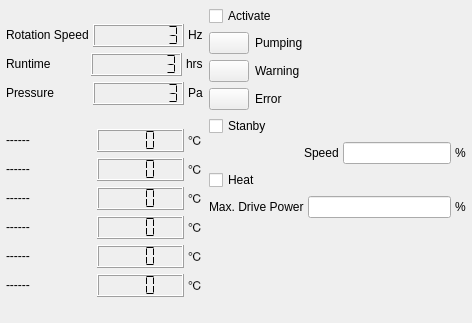
northriv/KAME, file modules/pumpcontroller/pumpcontrollerform.ui: the form before one commit.
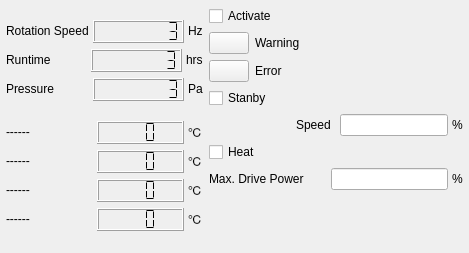
The form after the commit.

The edit to the form file:
```diff
--- a/modules/pumpcontroller/pumpcontrollerform.ui
+++ b/modules/pumpcontroller/pumpcontrollerform.ui
@@ -6,8 +6,8 @@
    <rect>
     <x>0</x>
     <y>0</y>
-    <width>472</width>
-    <height>323</height>
+    <width>469</width>
+    <height>253</height>
    </rect>
   </property>
   <property name="windowTitle">
@@ -516,140 +516,6 @@
           </item>
          </layout>
         </item>
-        <item>
-         <layout class="QHBoxLayout" name="_9">
-          <property name="spacing">
-           <number>4</number>
-          </property>
-          <item>
-           <widget class="QLabel" name="m_lblTemp5">
-            <property name="sizePolicy">
-             <sizepolicy hsizetype="Preferred" vsizetype="Fixed">
-              <horstretch>0</horstretch>
-              <verstretch>0</verstretch>
-             </sizepolicy>
-            </property>
-            <property name="text">
-             <string>------</string>
-            </property>
-            <property name="wordWrap">
-             <bool>false</bool>
-            </property>
-           </widget>
-          </item>
-          <item>
-           <widget class="QLCDNumber" name="m_lcdTemp5">
-            <property name="frameShape">
-             <enum>QFrame::Box</enum>
-            </property>
-            <property name="frameShadow">
-             <enum>QFrame::Raised</enum>
-            </property>
-            <property name="smallDecimalPoint">
-             <bool>false</bool>
-            </property>
-            <property name="digitCount">
-             <number>3</number>
-            </property>
-            <property name="mode">
-             <enum>QLCDNumber::Dec</enum>
-            </property>
-            <property name="segmentStyle">
-             <enum>QLCDNumber::Flat</enum>
-            </property>
-            <property name="value" stdset="0">
-             <double>0.000000000000000</double>
-            </property>
-            <property name="intValue" stdset="0">
-             <number>0</number>
-            </property>
-           </widget>
-          </item>
-          <item>
-           <widget class="QLabel" name="textLabel12_3">
-            <property name="sizePolicy">
-             <sizepolicy hsizetype="Fixed" vsizetype="Fixed">
-              <horstretch>0</horstretch>
-              <verstretch>0</verstretch>
-             </sizepolicy>
-            </property>
-            <property name="text">
-             <string>℃</string>
-            </property>
-            <property name="wordWrap">
-             <bool>false</bool>
-            </property>
-           </widget>
-          </item>
-         </layout>
-        </item>
-        <item>
-         <layout class="QHBoxLayout" name="_10">
-          <property name="spacing">
-           <number>4</number>
-          </property>
-          <item>
-           <widget class="QLabel" name="m_lblTemp6">
-            <property name="sizePolicy">
-             <sizepolicy hsizetype="Preferred" vsizetype="Fixed">
-              <horstretch>0</horstretch>
-              <verstretch>0</verstretch>
-             </sizepolicy>
-            </property>
-            <property name="text">
-             <string>------</string>
-            </property>
-            <property name="wordWrap">
-             <bool>false</bool>
-            </property>
-           </widget>
-          </item>
-          <item>
-           <widget class="QLCDNumber" name="m_lcdTemp6">
-            <property name="frameShape">
-             <enum>QFrame::Box</enum>
-            </property>
-            <property name="frameShadow">
-             <enum>QFrame::Raised</enum>
-            </property>
-            <property name="smallDecimalPoint">
-             <bool>false</bool>
-            </property>
-            <property name="digitCount">
-             <number>3</number>
-            </property>
-            <property name="mode">
-             <enum>QLCDNumber::Dec</enum>
-            </property>
-            <property name="segmentStyle">
-             <enum>QLCDNumber::Flat</enum>
-            </property>
-            <property name="value" stdset="0">
-             <double>0.000000000000000</double>
-            </property>
-            <property name="intValue" stdset="0">
-             <number>0</number>
-            </property>
-           </widget>
-          </item>
-          <item>
-           <widget class="QLabel" name="textLabel12_4">
-            <property name="sizePolicy">
-             <sizepolicy hsizetype="Fixed" vsizetype="Fixed">
-              <horstretch>0</horstretch>
-              <verstretch>0</verstretch>
-             </sizepolicy>
-            </property>
-            <property name="text">
-             <string>℃</string>
-            </property>
-            <property name="wordWrap">
-             <bool>false</bool>
-            </property>
-           </widget>
-          </item>
-         </layout>
-        </item>
        </layout>
       </item>
      </layout>
@@ -669,36 +535,6 @@
     </item>
     <item row="1" column="1" colspan="3">
      <layout class="QVBoxLayout" name="verticalLayout">
-      <item>
-       <layout class="QHBoxLayout">
-        <item>
-         <widget class="QPushButton" name="m_ledPumping">
-          <property name="maximumSize">
-           <size>
-            <width>40</width>
-            <height>16777215</height>
-           </size>
-          </property>
-         </widget>
-        </item>
-        <item>
-         <widget class="QLabel" name="textLabel15">
-          <property name="sizePolicy">
-           <sizepolicy hsizetype="Preferred" vsizetype="Fixed">
-            <horstretch>0</horstretch>
-            <verstretch>0</verstretch>
-           </sizepolicy>
-          </property>
-          <property name="text">
-           <string>Pumping</string>
-          </property>
-          <property name="wordWrap">
-           <bool>false</bool>
-          </property>
-         </widget>
-        </item>
-       </layout>
-      </item>
       <item>
        <layout class="QHBoxLayout">
         <item>
@@ -779,6 +615,9 @@
       <property name="orientation">
        <enum>Qt::Horizontal</enum>
       </property>
+      <property name="sizeType">
+       <enum>QSizePolicy::Preferred</enum>
+      </property>
       <property name="sizeHint" stdset="0">
        <size>
         <width>62</width>
@@ -810,6 +649,12 @@
       </item>
       <item>
        <widget class="QLineEdit" name="m_edStanbyRotationSpeed">
+        <property name="sizePolicy">
+         <sizepolicy hsizetype="Preferred" vsizetype="Fixed">
+          <horstretch>0</horstretch>
+          <verstretch>0</verstretch>
+         </sizepolicy>
+        </property>
         <property name="minimumSize">
          <size>
           <width>100</width>
@@ -878,6 +723,12 @@
       </item>
       <item>
        <widget class="QLineEdit" name="m_edMaxDrivePower">
+        <property name="sizePolicy">
+         <sizepolicy hsizetype="Preferred" vsizetype="Fixed">
+          <horstretch>0</horstretch>
+          <verstretch>0</verstretch>
+         </sizepolicy>
+        </property>
         <property name="minimumSize">
          <size>
           <width>100</width>
```
Left out of the diff: 1 changed line with no effect on the pictures.
